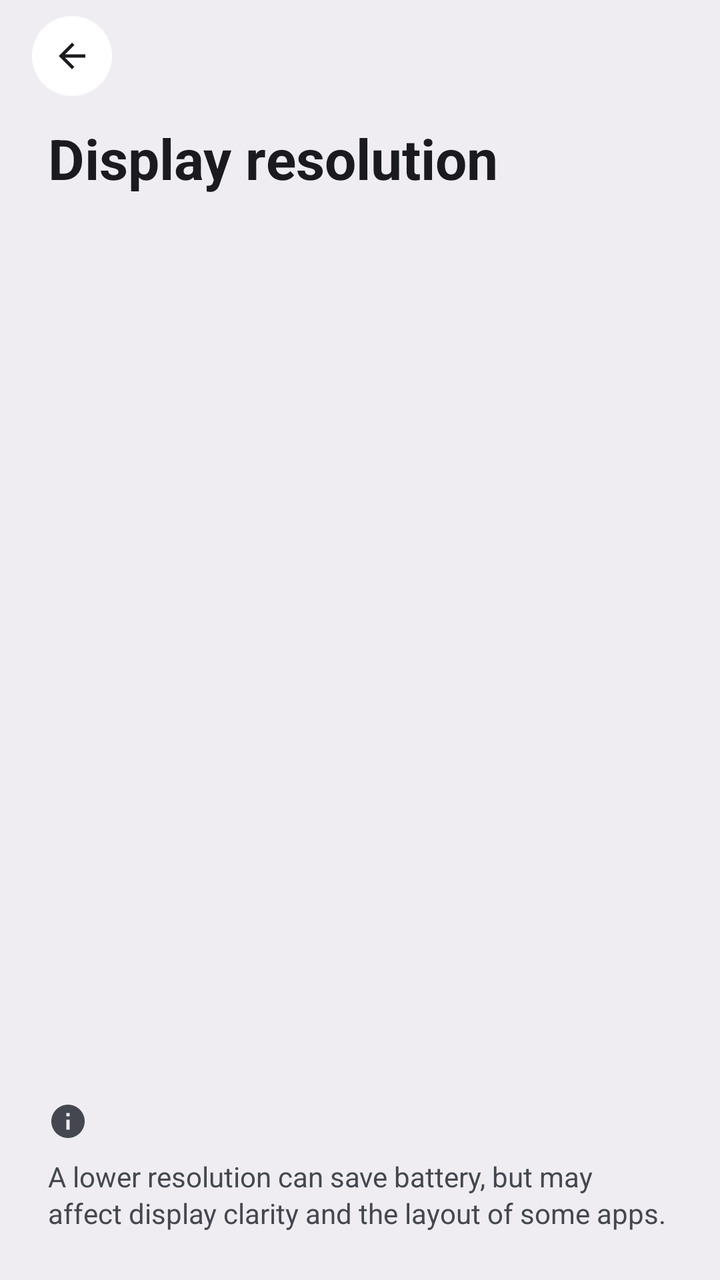
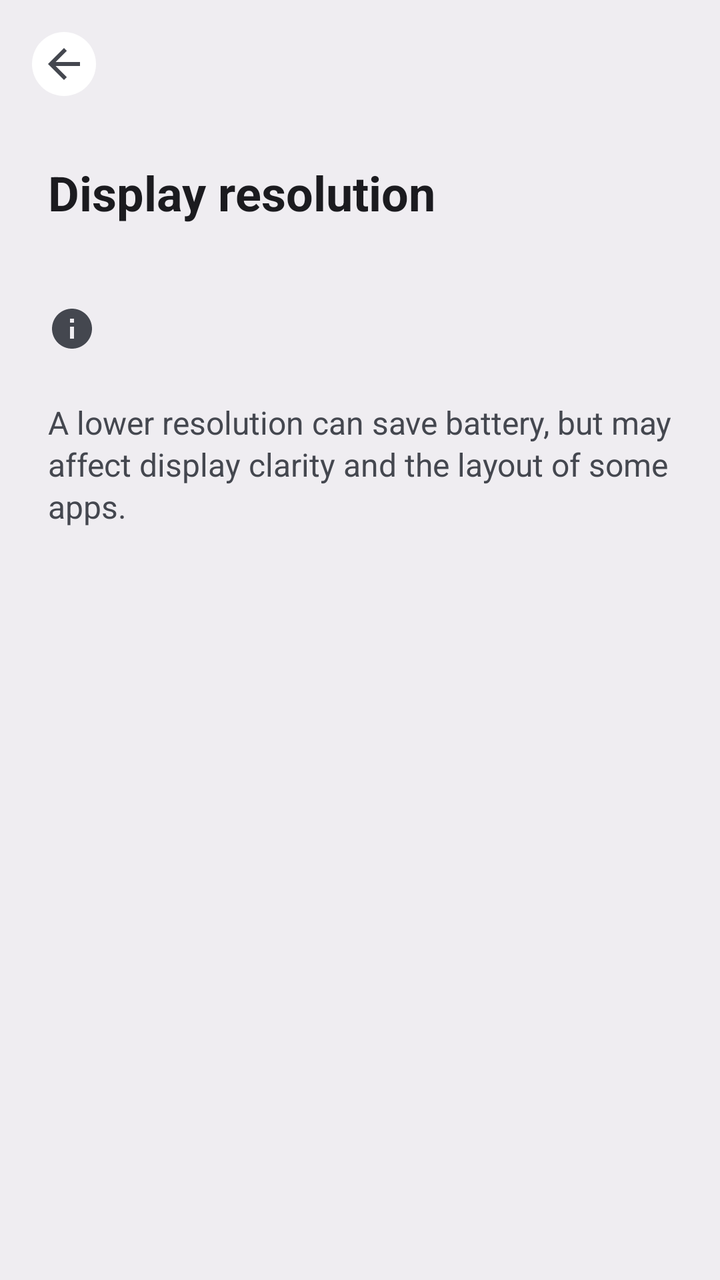

The first picture is an Android layout as it rendered before a commit; the second is the same layout after the commit. The layout source and the unified diff follow.
<!-- AndroidManifest.xml: application theme Theme.resolutionchanger -->
<!-- res/layout/fragment_resolution.xml -->
<?xml version="1.0" encoding="utf-8"?>
<LinearLayout xmlns:android="http://schemas.android.com/apk/res/android"
    xmlns:app="http://schemas.android.com/apk/res-auto"
    android:layout_width="match_parent"
    android:layout_height="match_parent"
    android:orientation="vertical"
    android:background="?android:attr/colorBackground">

    <ImageView
        android:id="@+id/btn_back"
        android:layout_width="40dp"
        android:layout_height="40dp"
        android:layout_marginStart="16dp"
        android:layout_marginTop="8dp"
        android:src="@drawable/ic_arrow_back"
        android:background="@drawable/bg_back_circle"
        android:contentDescription="@string/cd_back"
        android:padding="10dp"
        android:scaleType="centerInside"
        app:tint="?attr/colorOnSurface" />

    <TextView
        android:layout_width="match_parent"
        android:layout_height="wrap_content"
        android:layout_marginStart="24dp"
        android:layout_marginEnd="24dp"
        android:layout_marginTop="16dp"
        android:layout_marginBottom="12dp"
        android:text="@string/title_resolution"
        android:textSize="28sp"
        android:textStyle="bold"
        android:textColor="?attr/colorOnSurface"
        android:includeFontPadding="false" />

    <androidx.recyclerview.widget.RecyclerView
        android:id="@+id/recycler_options"
        android:layout_width="match_parent"
        android:layout_height="0dp"
        android:layout_weight="1"
        android:clipToPadding="false"
        android:paddingHorizontal="@dimen/preference_group_margin_horizontal"
        android:paddingBottom="8dp"
        android:overScrollMode="ifContentScrolls" />

    <LinearLayout
        android:layout_width="match_parent"
        android:layout_height="wrap_content"
        android:orientation="vertical"
        android:paddingStart="24dp"
        android:paddingEnd="24dp"
        android:paddingTop="8dp"
        android:paddingBottom="24dp">

        <ImageView
            android:layout_width="20dp"
            android:layout_height="20dp"
            android:src="@drawable/ic_info"
            android:contentDescription="@string/cd_info"
            app:tint="?attr/colorOnSurfaceVariant" />

        <TextView
            android:layout_width="match_parent"
            android:layout_height="wrap_content"
            android:layout_marginTop="8dp"
            android:text="@string/hint_resolution"
            android:textSize="14sp"
            android:textColor="?attr/colorOnSurfaceVariant"
            android:lineSpacingExtra="2dp" />
    </LinearLayout>

</LinearLayout>
<!-- resources referenced by this layout -->
<resources>
  <dimen name="preference_group_margin_horizontal">16dp</dimen>
  <!-- drawable bg_back_circle (drawable) -->
  <?xml version="1.0" encoding="utf-8"?>
  <ripple xmlns:android="http://schemas.android.com/apk/res/android"
      android:color="?attr/colorControlHighlight">
      <item>
          <shape android:shape="oval">
              <solid android:color="?attr/colorSurfaceContainerLowest" />
          </shape>
      </item>
  </ripple>
  <!-- drawable ic_arrow_back (drawable) -->
  <?xml version="1.0" encoding="utf-8"?>
  <vector xmlns:android="http://schemas.android.com/apk/res/android"
      android:width="24dp"
      android:height="24dp"
      android:viewportWidth="24"
      android:viewportHeight="24"
      android:tint="?attr/colorControlNormal">
      <path
          android:fillColor="@android:color/white"
          android:pathData="M20,11H7.83l5.59,-5.59L12,4l-8,8 8,8 1.41,-1.41L7.83,13H20v-2z" />
  </vector>
  <!-- drawable ic_info (drawable) -->
  <?xml version="1.0" encoding="utf-8"?>
  <vector xmlns:android="http://schemas.android.com/apk/res/android"
      android:width="24dp"
      android:height="24dp"
      android:viewportWidth="24"
      android:viewportHeight="24"
      android:tint="?attr/colorControlNormal">
      <path
          android:fillColor="@android:color/white"
          android:pathData="M12,2C6.48,2 2,6.48 2,12s4.48,10 10,10 10,-4.48 10,-10S17.52,2 12,2zM13,17h-2v-6h2v6zM13,9h-2L11,7h2v2z" />
  </vector>
  <string name="cd_back">Back</string>
  <string name="cd_info">Info</string>
  <string name="hint_resolution">A lower resolution can save battery, but may affect display clarity and the layout of some apps.</string>
  <string name="title_resolution">Display resolution</string>
  <style name="Theme.resolutionchanger" parent="Theme.Material3.DynamicColors.DayNight.NoActionBar">
          <item name="android:statusBarColor">@android:color/transparent</item>
          <item name="android:navigationBarColor">@android:color/transparent</item>
          <item name="android:windowLightStatusBar">true</item>
          <item name="android:colorBackground">?attr/colorSurfaceContainer</item>
          <item name="android:windowBackground">?attr/colorSurfaceContainer</item>
      </style>
</resources>

<!-- the commit's change to res/layout/fragment_resolution.xml (unified diff, before → after) -->
@@ -4,68 +4,81 @@
     android:layout_width="match_parent"
     android:layout_height="match_parent"
     android:orientation="vertical"
-    android:background="?android:attr/colorBackground">
+    android:background="?attr/colorSurfaceContainer"
+    android:paddingTop="16dp">
 
-    <ImageView
+    <ImageButton
         android:id="@+id/btn_back"
-        android:layout_width="40dp"
-        android:layout_height="40dp"
+        android:layout_width="32dp"
+        android:layout_height="32dp"
         android:layout_marginStart="16dp"
-        android:layout_marginTop="8dp"
-        android:src="@drawable/ic_arrow_back"
         android:background="@drawable/bg_back_circle"
         android:contentDescription="@string/cd_back"
-        android:padding="10dp"
-        android:scaleType="centerInside"
-        app:tint="?attr/colorOnSurface" />
+        android:padding="9dp"
+        android:src="@drawable/ic_arrow_back"
+        app:tint="?attr/colorOnSurfaceVariant" />
 
-    <TextView
-        android:layout_width="match_parent"
-        android:layout_height="wrap_content"
-        android:layout_marginStart="24dp"
-        android:layout_marginEnd="24dp"
-        android:layout_marginTop="16dp"
-        android:layout_marginBottom="12dp"
-        android:text="@string/title_resolution"
-        android:textSize="28sp"
-        android:textStyle="bold"
-        android:textColor="?attr/colorOnSurface"
-        android:includeFontPadding="false" />
-
-    <androidx.recyclerview.widget.RecyclerView
-        android:id="@+id/recycler_options"
+    <androidx.core.widget.NestedScrollView
         android:layout_width="match_parent"
         android:layout_height="0dp"
         android:layout_weight="1"
         android:clipToPadding="false"
-        android:paddingHorizontal="@dimen/preference_group_margin_horizontal"
-        android:paddingBottom="8dp"
-        android:overScrollMode="ifContentScrolls" />
+        android:fillViewport="true"
+        android:overScrollMode="ifContentScrolls">
 
-    <LinearLayout
-        android:layout_width="match_parent"
-        android:layout_height="wrap_content"
-        android:orientation="vertical"
-        android:paddingStart="24dp"
-        android:paddingEnd="24dp"
-        android:paddingTop="8dp"
-        android:paddingBottom="24dp">
-
-        <ImageView
-            android:layout_width="20dp"
-            android:layout_height="20dp"
-            android:src="@drawable/ic_info"
-            android:contentDescription="@string/cd_info"
-            app:tint="?attr/colorOnSurfaceVariant" />
-
-        <TextView
+        <LinearLayout
             android:layout_width="match_parent"
             android:layout_height="wrap_content"
-            android:layout_marginTop="8dp"
-            android:text="@string/hint_resolution"
-            android:textSize="14sp"
-            android:textColor="?attr/colorOnSurfaceVariant"
-            android:lineSpacingExtra="2dp" />
-    </LinearLayout>
+            android:orientation="vertical"
+            android:paddingBottom="36dp">
 
+            <TextView
+                android:layout_width="match_parent"
+                android:layout_height="wrap_content"
+                android:layout_marginStart="24dp"
+                android:layout_marginTop="32dp"
+                android:layout_marginEnd="24dp"
+                android:text="@string/title_resolution"
+                android:textColor="?attr/colorOnSurface"
+                android:textSize="24sp"
+                android:textStyle="bold"
+                android:includeFontPadding="true" />
+
+            <androidx.recyclerview.widget.RecyclerView
+                android:id="@+id/recycler_options"
+                android:layout_width="match_parent"
+                android:layout_height="wrap_content"
+                android:layout_marginStart="16dp"
+                android:layout_marginTop="16dp"
+                android:layout_marginEnd="16dp"
+                android:clipToPadding="false"
+                android:nestedScrollingEnabled="false"
+                android:overScrollMode="never" />
+
+            <LinearLayout
+                android:layout_width="match_parent"
+                android:layout_height="wrap_content"
+                android:layout_marginStart="24dp"
+                android:layout_marginTop="24dp"
+                android:layout_marginEnd="24dp"
+                android:orientation="vertical">
+
+                <ImageView
+                    android:layout_width="24dp"
+                    android:layout_height="24dp"
+                    android:contentDescription="@string/cd_info"
+                    android:src="@drawable/ic_info"
+                    app:tint="?attr/colorOnSurfaceVariant" />
+
+                <TextView
+                    android:layout_width="match_parent"
+                    android:layout_height="wrap_content"
+                    android:layout_marginTop="24dp"
+                    android:lineSpacingExtra="2dp"
+                    android:text="@string/hint_resolution"
+                    android:textColor="?attr/colorOnSurfaceVariant"
+                    android:textSize="16sp" />
+            </LinearLayout>
+        </LinearLayout>
+    </androidx.core.widget.NestedScrollView>
 </LinearLayout>
<!-- resource entries referenced after the edit -->
@@ -1,6 +1,5 @@
 <!-- resources referenced by this layout -->
 <resources>
-  <dimen name="preference_group_margin_horizontal">16dp</dimen>
   <!-- drawable bg_back_circle (drawable) -->
   <?xml version="1.0" encoding="utf-8"?>
   <ripple xmlns:android="http://schemas.android.com/apk/res/android"
